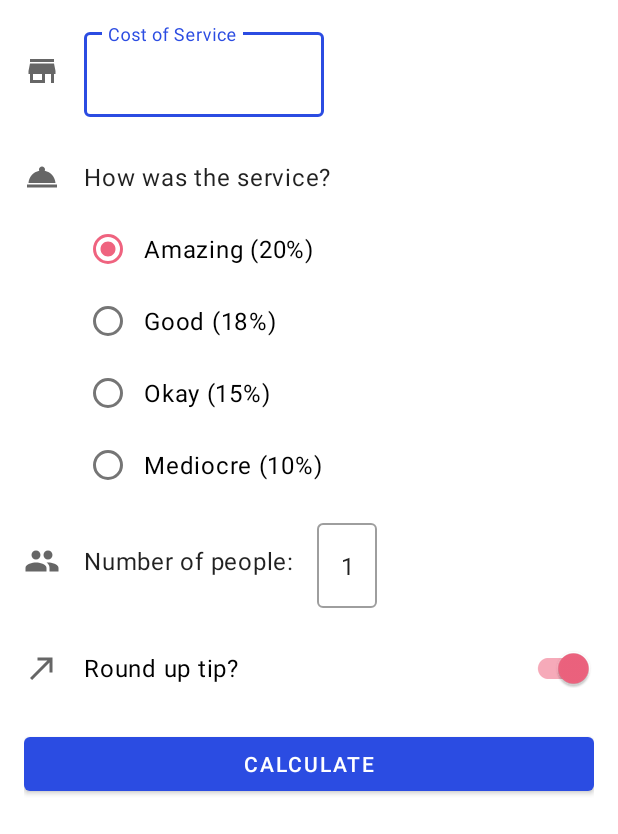
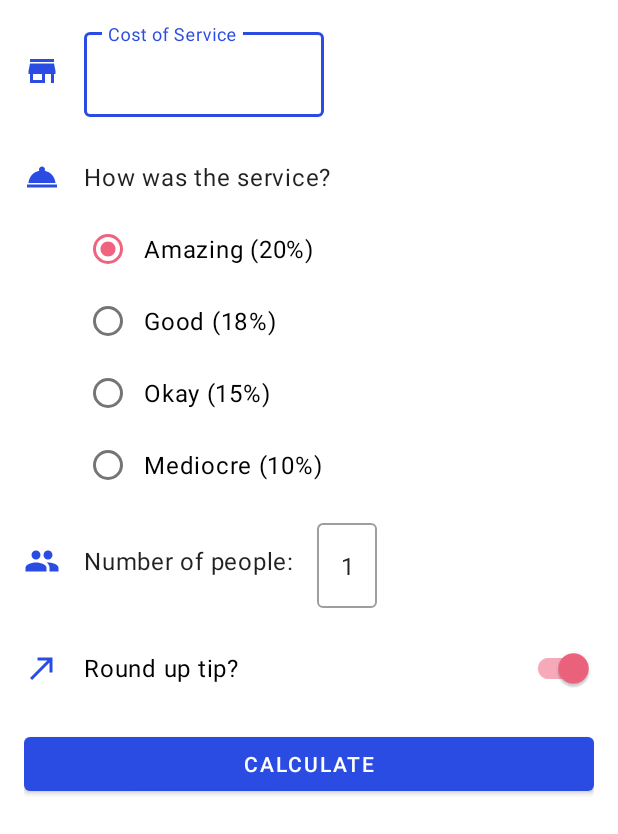
Before and after one commit to matheus-miranda/Tip-Time, an Android app: the screen it shows after launch (MainActivity), on a phone screen of 412 x 824 dp. Shown: the top 834 px of the screen. Run offline under Robolectric (Android 15) with nearby library versions, the phone set to English and light mode, and no system bars.

Commit message:
Modify icon fill color to match theme

```diff
--- a/app/src/main/res/drawable/ic_people.xml
+++ b/app/src/main/res/drawable/ic_people.xml
@@ -3,7 +3,7 @@
     android:height="24dp"
     android:viewportWidth="24"
     android:viewportHeight="24"
-    android:tint="?attr/colorControlNormal">
+    android:tint="?attr/colorPrimary">
   <path
       android:fillColor="@android:color/white"
       android:pathData="M16,11c1.66,0 2.99,-1.34 2.99,-3S17.66,5 16,5c-1.66,0 -3,1.34 -3,3s1.34,3 3,3zM8,11c1.66,0 2.99,-1.34 2.99,-3S9.66,5 8,5C6.34,5 5,6.34 5,8s1.34,3 3,3zM8,13c-2.33,0 -7,1.17 -7,3.5L1,19h14v-2.5c0,-2.33 -4.67,-3.5 -7,-3.5zM16,13c-0.29,0 -0.62,0.02 -0.97,0.05 1.16,0.84 1.97,1.97 1.97,3.45L17,19h6v-2.5c0,-2.33 -4.67,-3.5 -7,-3.5z"/>
--- a/app/src/main/res/drawable/ic_round_up.xml
+++ b/app/src/main/res/drawable/ic_round_up.xml
@@ -3,7 +3,7 @@
     android:height="24dp"
     android:viewportWidth="24"
     android:viewportHeight="24"
-    android:tint="?attr/colorControlNormal"
+    android:tint="?attr/colorPrimary"
     android:autoMirrored="true">
   <path
       android:fillColor="@android:color/white"
--- a/app/src/main/res/drawable/ic_service.xml
+++ b/app/src/main/res/drawable/ic_service.xml
@@ -3,7 +3,7 @@
     android:height="24dp"
     android:viewportWidth="24"
     android:viewportHeight="24"
-    android:tint="?attr/colorControlNormal">
+    android:tint="?attr/colorPrimary">
   <path
       android:fillColor="@android:color/white"
       android:pathData="M2,17h20v2L2,19zM13.84,7.79c0.1,-0.24 0.16,-0.51 0.16,-0.79 0,-1.1 -0.9,-2 -2,-2s-2,0.9 -2,2c0,0.28 0.06,0.55 0.16,0.79C6.25,8.6 3.27,11.93 3,16h18c-0.27,-4.07 -3.25,-7.4 -7.16,-8.21z"/>
--- a/app/src/main/res/drawable/ic_store.xml
+++ b/app/src/main/res/drawable/ic_store.xml
@@ -3,7 +3,7 @@
     android:height="24dp"
     android:viewportWidth="24"
     android:viewportHeight="24"
-    android:tint="?attr/colorControlNormal">
+    android:tint="?attr/colorPrimary">
   <path
       android:fillColor="@android:color/white"
       android:pathData="M20,4L4,4v2h16L20,4zM21,14v-2l-1,-5L4,7l-1,5v2h1v6h10v-6h4v6h2v-6h1zM12,18L6,18v-4h6v4z"/>
```
